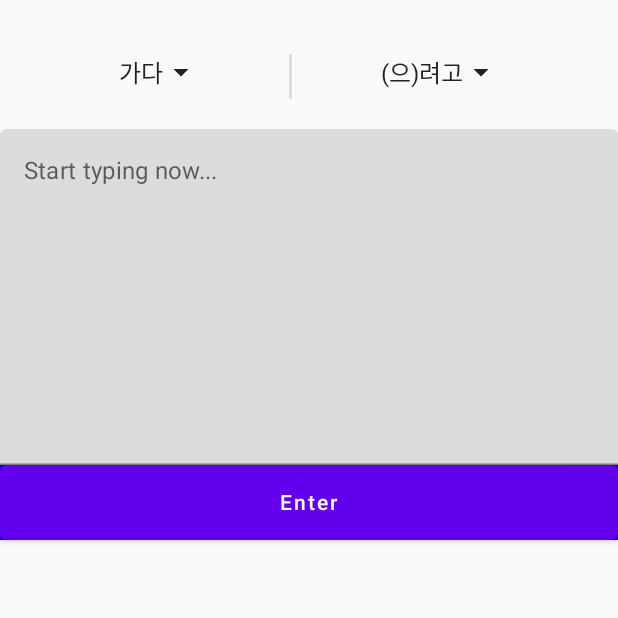
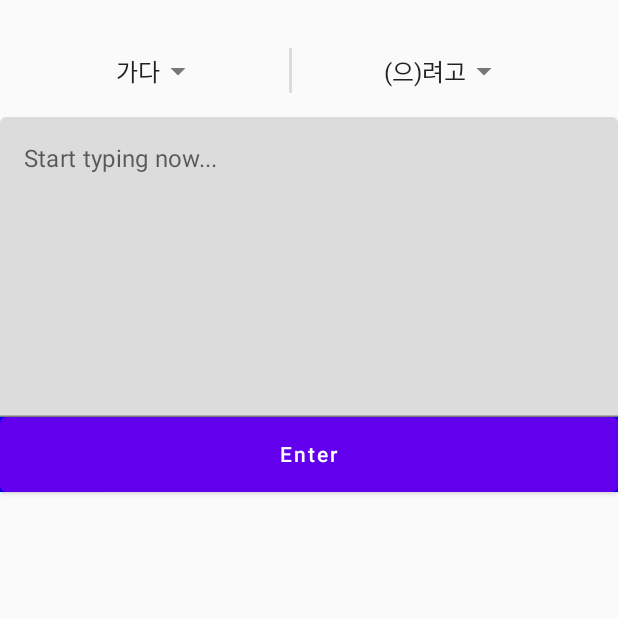
Before and after one commit to HunterKF/Korean-Compose, an Android app built with Jetpack Compose: the screen it shows after launch (MainActivity), on a phone screen of 412 x 824 dp, the top half of it. Run offline under Robolectric (Android 15) with nearby library versions, the phone set to English and light mode, and no system bars.

Commit message:
Updates: - Fixed learningBar. It loads a preloaded variables, so it doesn't have any real functionality. - If the textFieldState = "", button focuses to textField. - Made it so the keyboard just shrinks the view. This causes problems and fixes some. - PracticeScreen.kt's main Column is now scrollable.
Issues:
- Had to hard code the textField's height. Idk how to fix this yet.

To-Do:
- Each time button is clicked, it reloads the entire JSON file. Figure out how to put the JSON file into a variable, and call it from that. Maybe make a Composable in MainActivity.kt and then return the value of the JSON into the ViewModel?
- Update JSON files with proper learning points.

```diff
--- a/app/src/main/java/com/example/koreancompose/LoadJSON.kt
+++ b/app/src/main/java/com/example/koreancompose/LoadJSON.kt
@@ -31,7 +31,7 @@ class LoadJSON {
                 ModelJSONWord::class.java
             )
             wordList = loadedWordList
-            Log.d("fromLoadWordsAndGrammar", "${wordList}")
+            Log.d("fromLoadWordsAndGrammar", "It has been loaded again. And again?")
         } catch (ex: Exception) {
             ex.printStackTrace()
         } finally {
--- a/app/src/main/java/com/example/koreancompose/MainActivity.kt
+++ b/app/src/main/java/com/example/koreancompose/MainActivity.kt
@@ -2,6 +2,7 @@ package com.example.koreancompose
 
 import android.os.Bundle
 import android.util.Log
+import android.view.WindowManager
 import androidx.activity.ComponentActivity
 import androidx.activity.compose.setContent
 import androidx.compose.material3.Text
@@ -12,6 +13,7 @@ import com.example.koreancompose.ui.theme.KoreanComposeTheme
 
 class MainActivity : ComponentActivity() {
     override fun onCreate(savedInstanceState: Bundle?) {
+        window.setSoftInputMode(WindowManager.LayoutParams.SOFT_INPUT_ADJUST_RESIZE);
         super.onCreate(savedInstanceState)
         setContent {
 
--- a/app/src/main/java/com/example/koreancompose/screens/practicescreen/CustomItem.kt
+++ b/app/src/main/java/com/example/koreancompose/screens/practicescreen/CustomItem.kt
@@ -2,6 +2,7 @@ package com.example.koreancompose
 
 import android.content.Intent
 import androidx.compose.animation.core.animateFloatAsState
+import androidx.compose.foundation.clickable
 import androidx.compose.foundation.layout.*
 import androidx.compose.foundation.shape.RoundedCornerShape
 import androidx.compose.material.*
--- a/app/src/main/java/com/example/koreancompose/screens/practicescreen/LearningPoint.kt
+++ b/app/src/main/java/com/example/koreancompose/screens/practicescreen/LearningPoint.kt
@@ -17,6 +17,7 @@ import androidx.compose.ui.draw.rotate
 import androidx.compose.ui.draw.shadow
 import androidx.compose.ui.tooling.preview.Preview
 import androidx.compose.ui.unit.dp
+import com.example.koreancompose.InfoGrammar
 import com.example.koreancompose.InfoWord
 
 @OptIn(ExperimentalMaterialApi::class)
@@ -25,64 +26,91 @@ fun LearningPoint(
     learningPointWord: String?,
     learningPointGrammar: String?
 ) {
-    var expandedState by remember { mutableStateOf(false) }
-    val rotateStateWord by animateFloatAsState(targetValue = if (expandedState) 180f else 0f)
-    val rotateStateGrammar by animateFloatAsState(targetValue = if (expandedState) 180f else 0f)
+    var expandedWordState by remember { mutableStateOf(false) }
+    var expandedGrammarState by remember { mutableStateOf(false) }
+    val rotateStateWord by animateFloatAsState(targetValue = if (expandedWordState) 180f else 0f)
+    val rotateStateGrammar by animateFloatAsState(targetValue = if (expandedGrammarState) 180f else 0f)
 
     Column {
         Row(
+            modifier = Modifier
+                .fillMaxWidth()
+                .padding(16.dp),
+            horizontalArrangement = Arrangement.SpaceEvenly,
+            verticalAlignment = Alignment.CenterVertically
+        ) {
+            //Word row
+            Row(
+                modifier = Modifier.clickable {
+                    if (expandedGrammarState) {
+                        expandedGrammarState = false
+                    }
+                    expandedWordState = !expandedWordState
+                },
+
                 horizontalArrangement = Arrangement.Center,
                 verticalAlignment = Alignment.CenterVertically
-        ) {
-            Row(
-                modifier = Modifier.clickable { expandedState = !expandedState }
+
             ) {
                 if (learningPointWord != null) {
-                    LearningPoint(text = "가다")
+                    LearningPoint(text = learningPointWord)
                 }
-                IconButton(
+
+                Icon(
                     modifier = Modifier
                         .alpha(ContentAlpha.medium)
                         .rotate(rotateStateWord),
-                    onClick = {
-                        expandedState = !expandedState
-                    }) {
-                    Icon(
                     imageVector = Icons.Default.ArrowDropDown,
                     contentDescription = "Drop"
                 )
             }
+
+            Divider(modifier = Modifier
+                .height(30.dp)
+                .width(2.dp)
+            )
+
+            //Grammar row
             Row(
-                    modifier = Modifier.clickable { expandedState = !expandedState }
+                modifier = Modifier.clickable {
+                    if (expandedWordState) {
+                        expandedWordState = false
+                    }
+                    expandedGrammarState = !expandedGrammarState
+                },
+                horizontalArrangement = Arrangement.Center,
+                verticalAlignment = Alignment.CenterVertically
             ) {
                 if (learningPointGrammar != null) {
-                        LearningPoint(text = "하다")
+                    LearningPoint(text = learningPointGrammar)
                 }
-                    IconButton(
+
+                Icon(
                     modifier = Modifier
                         .alpha(ContentAlpha.medium)
                         .rotate(rotateStateGrammar),
-                        onClick = {
-                            expandedState = !expandedState
-                        }) {
-                        Icon(
                     imageVector = Icons.Default.ArrowDropDown,
                     contentDescription = "Drop"
                 )
             }
         }
+    }
+    when {
+        expandedWordState ->
 
+            Column(modifier = Modifier.padding(horizontal = 16.dp)) {
+                InfoWord(word = "가다", wordDef = "To go")
+            }
+        expandedGrammarState ->
+            Column(modifier = Modifier.padding(horizontal = 16.dp)) {
+                InfoGrammar(
+                    grammar = "-서",
+                    grammarDef = "so, because",
+                    grammarExample = "나는 피곤해서 일찍 잤어요."
+                )
             }
 
     }
-        if (expandedState) {
-            Column(modifier = Modifier.fillMaxWidth()) {
-                InfoWord(word = "가다", wordDef = "To go")
-            }
-        }
-    }
-
-
 }
 
 @Composable
--- a/app/src/main/java/com/example/koreancompose/screens/practicescreen/PracticeScreen.kt
+++ b/app/src/main/java/com/example/koreancompose/screens/practicescreen/PracticeScreen.kt
@@ -1,6 +1,8 @@
 package com.example.koreancompose
 
-import androidx.compose.foundation.background
+import androidx.compose.foundation.*
+import androidx.compose.foundation.gestures.scrollable
+import androidx.compose.foundation.interaction.MutableInteractionSource
 import androidx.compose.foundation.layout.*
 import androidx.compose.foundation.lazy.LazyColumn
 import androidx.compose.foundation.lazy.items
@@ -9,8 +11,13 @@ import androidx.compose.material.*
 import androidx.compose.runtime.*
 import androidx.compose.ui.Alignment
 import androidx.compose.ui.Modifier
+import androidx.compose.ui.focus.FocusManager
+import androidx.compose.ui.focus.FocusRequester
+import androidx.compose.ui.focus.focusRequester
+import androidx.compose.ui.focus.onFocusChanged
 import androidx.compose.ui.graphics.Color
 import androidx.compose.ui.platform.LocalContext
+import androidx.compose.ui.platform.LocalFocusManager
 import androidx.compose.ui.res.painterResource
 import androidx.compose.ui.unit.dp
 import androidx.navigation.NavController
@@ -18,44 +25,74 @@ import com.example.koreancompose.model.ModelJSONGrammar
 import com.example.koreancompose.model.ModelJSONWord
 import com.example.koreancompose.model.PracticeCard
 import com.example.koreancompose.repository.CardRepository
+import com.example.koreancompose.screens.practicescreen.LearningPoint
 
 
 val viewModel = ViewModel()
 
 val TAG = "LearningBar"
 
-val textState = mutableStateOf("")
-
-
 //Card initializer
 val dataWord = CardRepository()
 val getAllData = dataWord.getAllData()
 
-//Open LoadJSON
-val loadJson = LoadJSON()
-
 
 @Composable
 fun PracticeScreen(navController: NavController) {
+
+    //Focus request for Button to force focus to text field
+    val focusRequester = FocusRequester()
+    val focusManager = LocalFocusManager.current
+    val scrollState = rememberScrollState()
+    //Remove column's clickable effects
+    val interactionSource = remember { MutableInteractionSource() }
+
     Column(
         modifier = Modifier
             .padding(vertical = 16.dp)
-            .fillMaxSize(),
+            .fillMaxSize()
+            .verticalScroll(scrollState)
+            .clickable(
+                interactionSource = interactionSource,
+                indication = null
+            ) { focusManager.clearFocus() },
         horizontalAlignment = Alignment.CenterHorizontally
 
     ) {
-        var cardState by remember { mutableStateOf(viewModel.itemList)}
+        var cardState by remember { mutableStateOf(viewModel.itemList) }
+        LearningPoint(
+            learningPointWord = viewModel.wordFieldState.value,
+            learningPointGrammar = viewModel.grammarFieldState.value
+        )
 
-        LearningBar()
-        Column(modifier = Modifier
-            .weight(1f)) {
-            TextField(modifier = Modifier
-                .background(color = Color.Red))
+        var textFieldHeight by remember { mutableStateOf(250) }
+
+        TextField(textFieldHeight,
+            modifier = Modifier
+                .onFocusChanged { focusState ->
+                    when {
+                        focusState.isFocused -> {
+                            textFieldHeight = 100
+                            println("I have focus!")
+                            println(" The current value of textFieldHeight is $textFieldHeight")
                         }
-        Button { PracticeCard ->
+                        else ->
+                            textFieldHeight = 200
+                    }
+                }
+                .fillMaxSize()
+                .focusRequester(focusRequester)
+        )
+
+        Button(focusRequester = focusRequester) { PracticeCard ->
             cardState = cardState + listOf(PracticeCard)
         }
-        Column(modifier = Modifier.weight(2f)) {
+        Column(modifier = Modifier
+            .clickable(
+                interactionSource = interactionSource,
+                indication = null
+            ) { focusManager.clearFocus() }
+            .weight(2f)) {
             DisplayList(
                 modifier = Modifier
                     .fillMaxHeight()
@@ -69,41 +106,26 @@ fun PracticeScreen(navController: NavController) {
 
 
 @Composable
-fun LearningBar() {
-    Row(
-        modifier = Modifier
-            .fillMaxWidth()
-            .padding(20.dp),
-        horizontalArrangement = Arrangement.SpaceEvenly
-    ) {
-        learningPoint(point = viewModel.wordFieldState.value)
-        Divider(modifier = Modifier
-            .height(30.dp)
-            .width(2.dp)
-        )
-        learningPoint(point = viewModel.grammarFieldState.value)
-    }
-}
-
-@Composable
-fun TextField(modifier: Modifier) {
+fun TextField(textFieldHeight: Int, modifier: Modifier) {
     TextField(
+        modifier = modifier
+            .height(textFieldHeight.dp),
         value = viewModel.textFieldState.value,
         label = {
             Text("Start typing now...")
         },
         onValueChange = { newValue ->
             viewModel.onTextFieldChange(newValue)
-        },
-        modifier = Modifier
-            .fillMaxSize()
+        }
     )
 }
 
 @Composable
 fun Button(
+    focusRequester: FocusRequester,
     onCardItemAdded: (String) -> Unit
 ) {
+
     val context = LocalContext.current
     Button(modifier = Modifier
         .fillMaxWidth()
@@ -113,7 +135,12 @@ fun Button(
 
             //Get sentence
             viewModel.sentence = viewModel.textFieldState.value
-            dataWord.allCards.add(PracticeCard(
+            if (viewModel.sentence === "") {
+                focusRequester.requestFocus()
+
+            } else {
+                dataWord.allCards.add(
+                    PracticeCard(
                         viewModel.wordFieldState.value,
                         viewModel.wordDefFieldState.value,
                         viewModel.grammarFieldState.value,
@@ -142,6 +169,7 @@ fun Button(
                     loadJSON.loadGrammarJson(context)
                     return loadJSON.grammarList
                 }
+
                 val allGrammar = loadGrammar()
                 val randGrammar = allGrammar?.let { viewModel.returnGrammar(it) }
 
@@ -149,6 +177,8 @@ fun Button(
                 viewModel.grammarDefFieldState.value = randGrammar?.def.toString()
                 viewModel.grammarExampleFieldState.value = randGrammar?.exampleSentence.toString()
 
+            }
+            viewModel.textFieldState.value = ""
 
 
         }
@@ -179,34 +209,3 @@ fun DisplayList(modifier: Modifier, cardState: List<String>, navController: NavC
 
     }
 }
-
-@Composable
-fun learningPoint(point: String) {
-    Row() {
-        Text(point)
-        Icon(painter = painterResource(id = R.drawable.ic_arrow_drop_down), "down arrow")
-    }
-}
-
-//@Composable
-//fun testingJson() {
-//
-//    /*This constantly refreshes, so it will always change.
-//    * Have to move this function into Button(onClick)...*/
-//    val context = LocalContext.current
-//    val loadWords = LoadJSON()
-//    Log.d(TAG, "Do we die here?")
-//    fun loadWord(): ModelJSONWord? {
-//        loadWords.loadWordJson(context)
-//        val word = loadWords.wordList
-//        Log.d(TAG, "Random grammar is $word")
-//        return word
-//    }
-//    Log.d(TAG, "Or do we die here?")
-//
-//    val allWords = loadWord()
-//    val randWord = allWords?.let { viewModel.returnWord(it) }
-//
-//    viewModel.wordFieldState.value = randWord?.word.toString()
-//    Text(text = "${viewModel.wordFieldState.value}")
-//}
```
Lines whose indentation alone changed are shown as unchanged.
